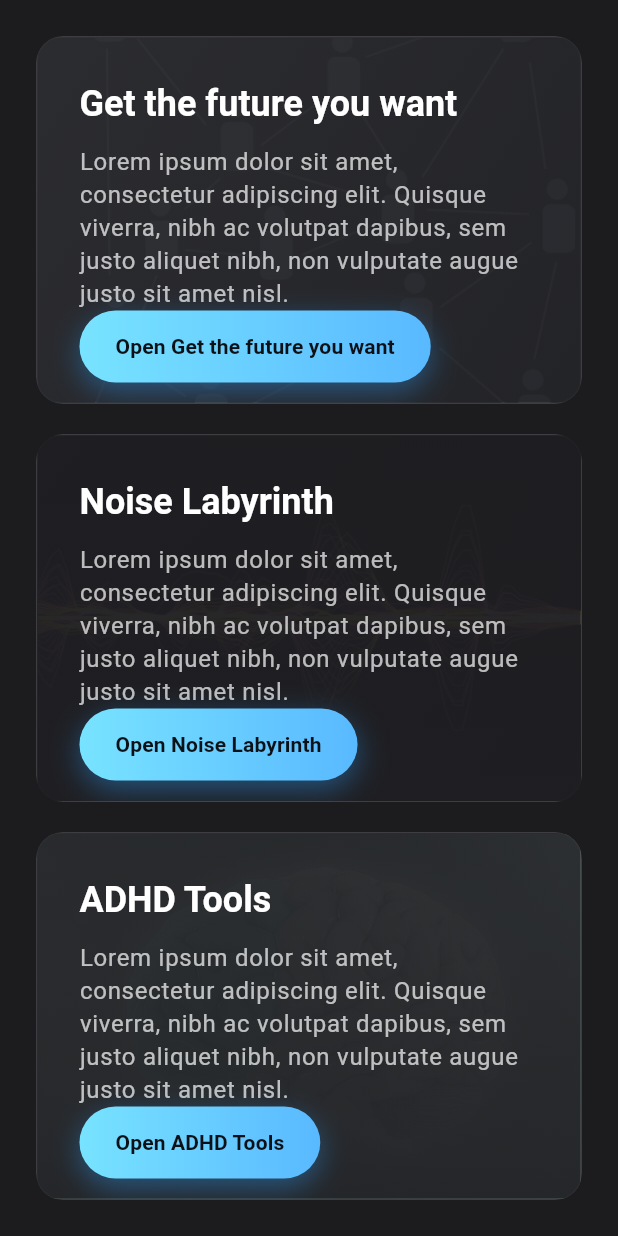
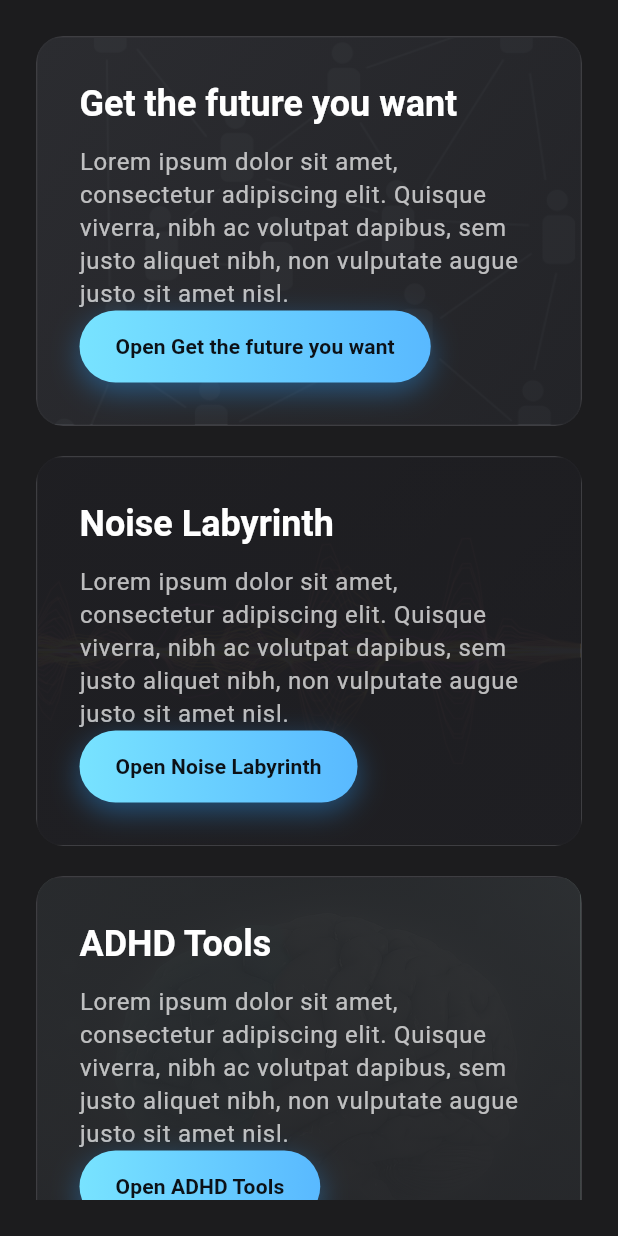
Before and after one commit to CleverNimbus/CleverNimbus.github.io, a Flutter app: the ProjectsPanel widget shown alone on an empty page, opened directly, on a phone screen of 412 x 824 dp. Run offline on Flutter 3.47's test engine with Material 3 defaults, Android fonts, the phone set to English and light mode, and no system bars.

Commit message:
layout builder for projects

```diff
--- a/clever_landing_page/lib/panels/projects_panel.dart
+++ b/clever_landing_page/lib/panels/projects_panel.dart
@@ -9,27 +9,31 @@ class ProjectsPanel extends StatelessWidget {
     await launchUrl(uri, webOnlyWindowName: '_self');
   }
 
+  static const _minCardHeight = 260.0;
+  static const _cardSpacing = 20.0;
+  static const _padding = 24.0;
+  // Minimum height before switching to scrollable layout
+  static const _scrollThreshold = _minCardHeight * 3 + _cardSpacing * 2 + _padding * 2;
+
   @override
   Widget build(BuildContext context) {
-    return Padding(
-      padding: const EdgeInsets.all(24),
-      child: Center(
-        child: ConstrainedBox(
-          constraints: const BoxConstraints(maxWidth: 980),
-          child: Column(
+    return LayoutBuilder(
+      builder: (context, constraints) {
+        final useScroll = constraints.maxHeight < _scrollThreshold;
+
+        Widget wrapCard(Widget card) => useScroll ? SizedBox(height: _minCardHeight, child: card) : Expanded(child: card);
+
+        final cards = Column(
           children: [
-              Expanded(
-                child: _ProjectCard(
+            wrapCard(
+              _ProjectCard(
                 title: 'Get the future you want',
                 description:
                     'Lorem ipsum dolor sit amet, consectetur adipiscing elit. Quisque viverra, nibh ac volutpat dapibus, sem justo aliquet nibh, non vulputate augue justo sit amet nisl.',
                 buttonLabel: 'Open Get the future you want',
                 backgroundAssetPath: 'assets/Network.png',
                 backgroundOpacity: 0.44,
-                  imageColorFilter: const ColorFilter.mode(
-                    Color(0x88B8C3CE),
-                    BlendMode.srcATop,
-                  ),
+                imageColorFilter: const ColorFilter.mode(Color(0x88B8C3CE), BlendMode.srcATop),
                 overlayGradient: const LinearGradient(
                   begin: Alignment.topLeft,
                   end: Alignment.bottomRight,
@@ -38,19 +42,16 @@ class ProjectsPanel extends StatelessWidget {
                 onPressed: () => _openPath('/app_gtfyw_internal/'),
               ),
             ),
-              const SizedBox(height: 20),
-              Expanded(
-                child: _ProjectCard(
+            const SizedBox(height: _cardSpacing),
+            wrapCard(
+              _ProjectCard(
                 title: 'Noise Labyrinth',
                 description:
                     'Lorem ipsum dolor sit amet, consectetur adipiscing elit. Quisque viverra, nibh ac volutpat dapibus, sem justo aliquet nibh, non vulputate augue justo sit amet nisl.',
                 buttonLabel: 'Open Noise Labyrinth',
                 backgroundAssetPath: 'assets/music-waves.jpg',
                 backgroundOpacity: 0.43,
-                  imageColorFilter: const ColorFilter.mode(
-                    Color(0x8F000000),
-                    BlendMode.darken,
-                  ),
+                imageColorFilter: const ColorFilter.mode(Color(0x8F000000), BlendMode.darken),
                 overlayGradient: const LinearGradient(
                   begin: Alignment.topCenter,
                   end: Alignment.bottomCenter,
@@ -59,19 +60,16 @@ class ProjectsPanel extends StatelessWidget {
                 onPressed: () => _openPath('/app_noiselabyrinth/'),
               ),
             ),
-              const SizedBox(height: 20),
-              Expanded(
-                child: _ProjectCard(
+            const SizedBox(height: _cardSpacing),
+            wrapCard(
+              _ProjectCard(
                 title: 'ADHD Tools',
                 description:
                     'Lorem ipsum dolor sit amet, consectetur adipiscing elit. Quisque viverra, nibh ac volutpat dapibus, sem justo aliquet nibh, non vulputate augue justo sit amet nisl.',
                 buttonLabel: 'Open ADHD Tools',
                 backgroundAssetPath: 'assets/ADHD.jpg',
                 backgroundOpacity: 0.43,
-                  imageColorFilter: const ColorFilter.mode(
-                    Color(0x8F88AA88),
-                    BlendMode.srcATop,
-                  ),
+                imageColorFilter: const ColorFilter.mode(Color(0x8F88AA88), BlendMode.srcATop),
                 overlayGradient: const LinearGradient(
                   begin: Alignment.topCenter,
                   end: Alignment.bottomCenter,
@@ -81,9 +79,17 @@ class ProjectsPanel extends StatelessWidget {
               ),
             ),
           ],
-          ),
-        ),
-      ),
+        );
+
+        final inner = Center(
+          child: ConstrainedBox(constraints: const BoxConstraints(maxWidth: 980), child: cards),
+        );
+
+        return Padding(
+          padding: const EdgeInsets.all(_padding),
+          child: useScroll ? SingleChildScrollView(child: inner) : inner,
+        );
+      },
     );
   }
 }
@@ -120,11 +126,7 @@ class _ProjectCard extends StatelessWidget {
         decoration: BoxDecoration(
           borderRadius: BorderRadius.circular(18),
           border: Border.all(color: const Color(0xFF3E3E42)),
-          gradient: const LinearGradient(
-            begin: Alignment.topLeft,
-            end: Alignment.bottomRight,
-            colors: [Color(0xFF2C2C31), Color(0xFF232327)],
-          ),
+          gradient: const LinearGradient(begin: Alignment.topLeft, end: Alignment.bottomRight, colors: [Color(0xFF2C2C31), Color(0xFF232327)]),
         ),
         child: Stack(
           fit: StackFit.expand,
@@ -135,10 +137,7 @@ class _ProjectCard extends StatelessWidget {
                   ? Image.asset(backgroundAssetPath, fit: BoxFit.cover)
                   : ColorFiltered(
                       colorFilter: imageColorFilter!,
-                      child: Image.asset(
-                        backgroundAssetPath,
-                        fit: BoxFit.cover,
-                      ),
+                      child: Image.asset(backgroundAssetPath, fit: BoxFit.cover),
                     ),
             ),
             Container(decoration: BoxDecoration(gradient: overlayGradient)),
@@ -153,19 +152,10 @@ class _ProjectCard extends StatelessWidget {
                     children: [
                       Text(
                         title,
-                        style: textTheme.headlineSmall?.copyWith(
-                          color: Colors.white,
-                          fontWeight: FontWeight.w700,
-                        ),
+                        style: textTheme.headlineSmall?.copyWith(color: Colors.white, fontWeight: FontWeight.w700),
                       ),
                       const SizedBox(height: 12),
-                      Text(
-                        description,
-                        style: textTheme.bodyLarge?.copyWith(
-                          color: Colors.white70,
-                          height: 1.35,
-                        ),
-                      ),
+                      Text(description, style: textTheme.bodyLarge?.copyWith(color: Colors.white70, height: 1.35)),
                     ],
                   ),
                   Align(
@@ -173,16 +163,8 @@ class _ProjectCard extends StatelessWidget {
                     child: DecoratedBox(
                       decoration: BoxDecoration(
                         borderRadius: BorderRadius.circular(999),
-                        gradient: const LinearGradient(
-                          colors: [Color(0xFF78E3FF), Color(0xFF59B9FF)],
-                        ),
-                        boxShadow: const [
-                          BoxShadow(
-                            color: Color(0x662A9FFF),
-                            blurRadius: 16,
-                            offset: Offset(0, 6),
-                          ),
-                        ],
+                        gradient: const LinearGradient(colors: [Color(0xFF78E3FF), Color(0xFF59B9FF)]),
+                        boxShadow: const [BoxShadow(color: Color(0x662A9FFF), blurRadius: 16, offset: Offset(0, 6))],
                       ),
                       child: ElevatedButton(
                         onPressed: onPressed,
@@ -190,16 +172,10 @@ class _ProjectCard extends StatelessWidget {
                           foregroundColor: const Color(0xFF0C1117),
                           backgroundColor: Colors.transparent,
                           elevation: 0,
-                          padding: const EdgeInsets.symmetric(
-                            horizontal: 24,
-                            vertical: 14,
-                          ),
+                          padding: const EdgeInsets.symmetric(horizontal: 24, vertical: 14),
                           shape: const StadiumBorder(),
                         ),
-                        child: Text(
-                          buttonLabel,
-                          style: const TextStyle(fontWeight: FontWeight.w700),
-                        ),
+                        child: Text(buttonLabel, style: const TextStyle(fontWeight: FontWeight.w700)),
                       ),
                     ),
                   ),
```
Lines whose indentation alone changed are shown as unchanged.
